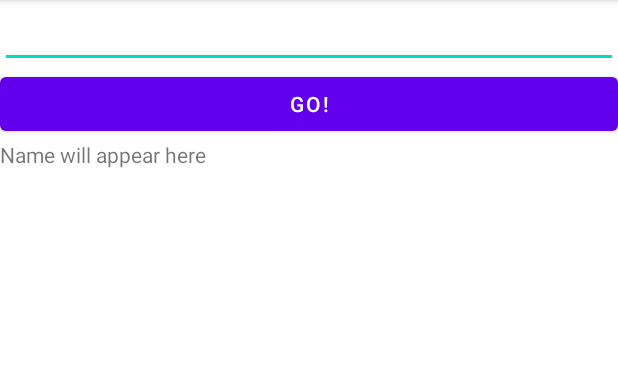
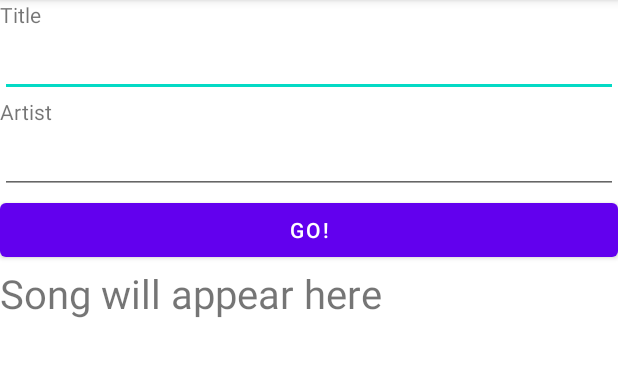
Before and after one commit to nwcourses/ViewModelStarter, an Android app: the screen it shows after launch (MainActivity), on a phone screen of 412 x 824 dp, the part 84-461 px from its top. Run offline under Robolectric (Android 15) with nearby library versions, the phone set to English and light mode, and no system bars.

Commit message:
Modify example

```diff
--- a/app/src/main/java/com/example/viewmodelstarter/MainActivity.kt
+++ b/app/src/main/java/com/example/viewmodelstarter/MainActivity.kt
@@ -9,18 +9,22 @@ import androidx.appcompat.app.AlertDialog
 
 class MainActivity : AppCompatActivity() {
 
-    private var currentName = ""
+    private var currentSong = Song()
     override fun onCreate(savedInstanceState: Bundle?) {
         super.onCreate(savedInstanceState)
         setContentView(R.layout.activity_main)
 
+        // For info, to show you when onCreate() is called
         AlertDialog.Builder(this).setPositiveButton("OK", null)
-            .setMessage("onCreate()").show()
+            .setMessage("onCreate() called").show()
 
 
         findViewById<Button>(R.id.btnGo).setOnClickListener {
-            currentName = findViewById<EditText>(R.id.etName).text.toString()
-            findViewById<TextView>(R.id.tvName).text = currentName
+            currentSong = Song (
+                findViewById<EditText>(R.id.etTitle).text.toString(),
+                findViewById<EditText>(R.id.etArtist).text.toString()
+            )
+            findViewById<TextView>(R.id.tvName).text = "${currentSong.title} by ${currentSong.artist}"
         }
     }
 }
--- /dev/null
+++ b/app/src/main/java/com/example/viewmodelstarter/Song.kt
@@ -0,0 +1,3 @@
+package com.example.viewmodelstarter
+
+data class Song (val title: String = "", val artist: String = "")
--- a/app/src/main/res/layout/activity_main.xml
+++ b/app/src/main/res/layout/activity_main.xml
@@ -6,13 +6,40 @@
     android:layout_height="match_parent"
     tools:context=".MainActivity">
 
+    <TextView
+        android:layout_width="0px"
+        android:layout_height="wrap_content"
+        android:id="@+id/tvTitle"
+        android:text="@string/title"
+        app:layout_constraintEnd_toEndOf="parent"
+        app:layout_constraintStart_toStartOf="parent"
+        app:layout_constraintTop_toTopOf="parent"
+        app:layout_constraintBottom_toTopOf="@id/etTitle"/>
+
     <EditText
         android:layout_width="0px"
         android:layout_height="wrap_content"
-        android:id="@+id/etName"
+        android:id="@+id/etTitle"
         app:layout_constraintEnd_toEndOf="parent"
         app:layout_constraintStart_toStartOf="parent"
-        app:layout_constraintTop_toTopOf="parent"
+        app:layout_constraintTop_toBottomOf="@id/tvTitle"
+        app:layout_constraintBottom_toTopOf="@id/tvArtist"/>
+    <TextView
+        android:layout_width="0px"
+        android:layout_height="wrap_content"
+        android:id="@+id/tvArtist"
+        android:text="@string/artist"
+        app:layout_constraintEnd_toEndOf="parent"
+        app:layout_constraintStart_toStartOf="parent"
+        app:layout_constraintTop_toBottomOf="@id/etTitle"
+        app:layout_constraintBottom_toTopOf="@id/etArtist"/>
+    <EditText
+        android:layout_width="0px"
+        android:layout_height="wrap_content"
+        android:id="@+id/etArtist"
+        app:layout_constraintEnd_toEndOf="parent"
+        app:layout_constraintStart_toStartOf="parent"
+        app:layout_constraintTop_toBottomOf="@id/tvArtist"
         app:layout_constraintBottom_toTopOf="@id/btnGo"/>
     <Button
         android:layout_width="0px"
@@ -21,12 +48,13 @@
         android:text="@string/go"
         app:layout_constraintEnd_toEndOf="parent"
         app:layout_constraintStart_toStartOf="parent"
-        app:layout_constraintTop_toBottomOf="@id/etName"
+        app:layout_constraintTop_toBottomOf="@id/etArtist"
         app:layout_constraintBottom_toTopOf="@id/tvName"/>
     <TextView
         android:layout_width="0px"
         android:layout_height="0px"
         android:id="@+id/tvName"
+        android:textSize="12pt"
         android:text="@string/filler"
         app:layout_constraintEnd_toEndOf="parent"
         app:layout_constraintStart_toStartOf="parent"
--- a/app/src/main/res/values/strings.xml
+++ b/app/src/main/res/values/strings.xml
@@ -1,5 +1,7 @@
 <resources>
     <string name="app_name">ViewModelStarter</string>
     <string name="go">Go!</string>
-    <string name="filler">Name will appear here</string>
+    <string name="filler">Song will appear here</string>
+    <string name="title">Title</string>
+    <string name="artist">Artist</string>
 </resources>
```
